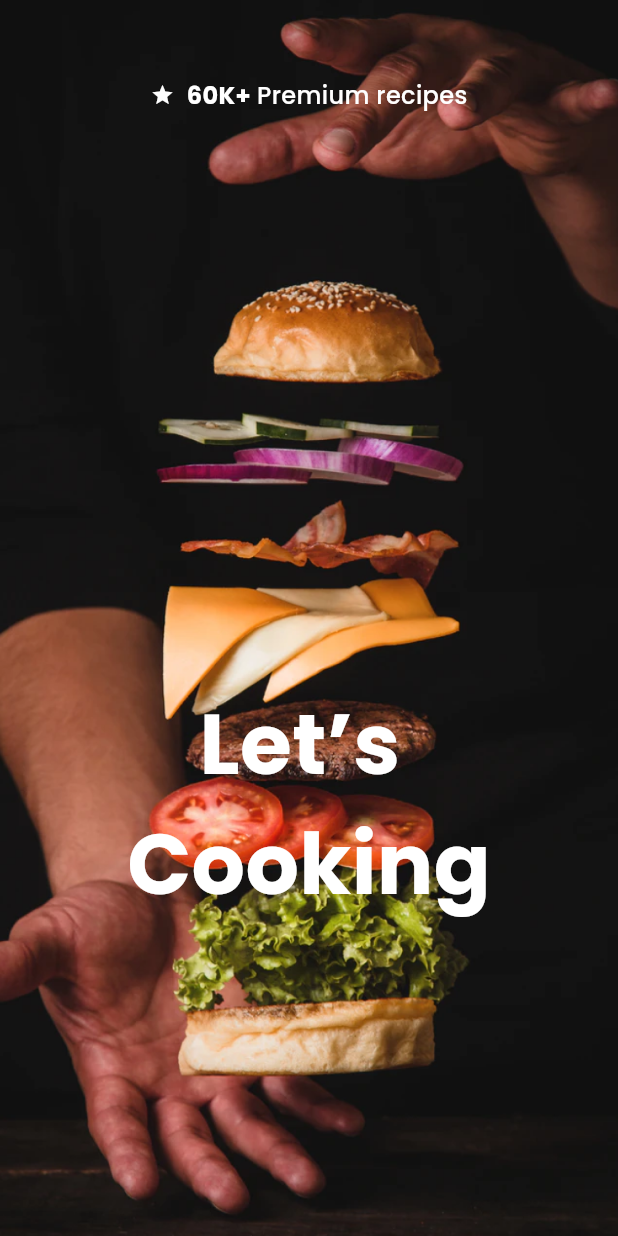
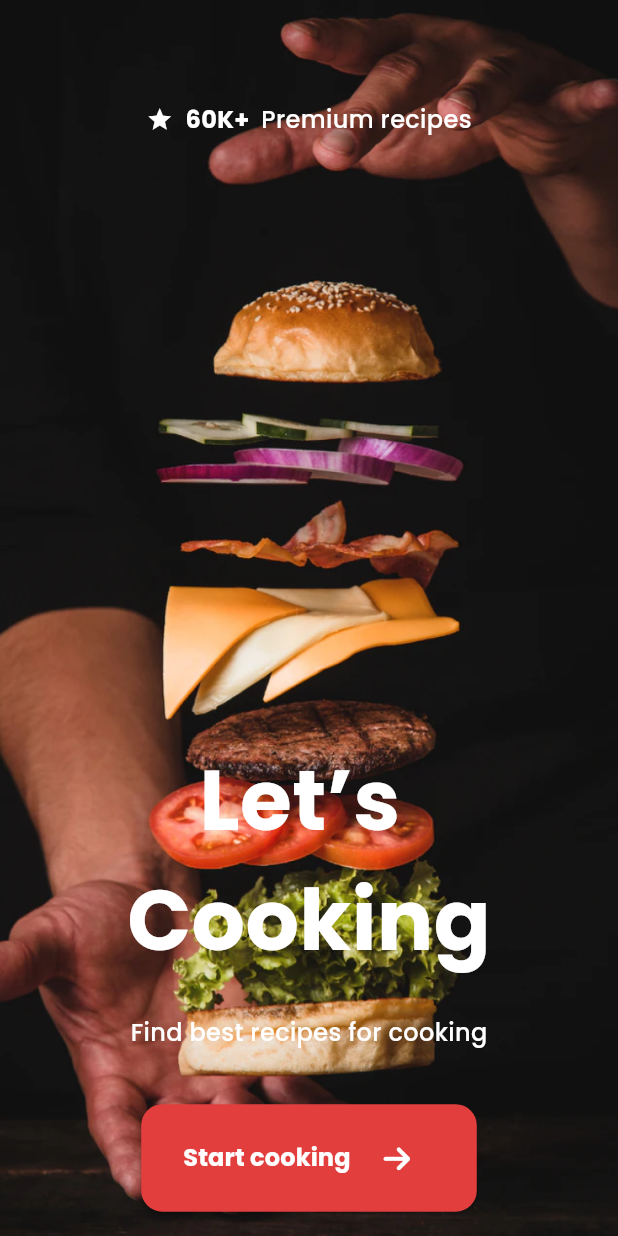
Before and after one commit to HazemAhmed677/reciply-app, a Flutter app: the screen it shows after launch, on a phone screen of 412 x 824 dp. Run offline on Flutter 3.47's test engine with Material 3 defaults, Android fonts, the light colour scheme and no system bars; our stand-ins replace device_preview, font_awesome_flutter, go_router.

Commit message:
complete splash view

```diff
--- a/lib/features/splash/presentation/views/splash_view.dart
+++ b/lib/features/splash/presentation/views/splash_view.dart
@@ -1,6 +1,4 @@
 import 'package:flutter/material.dart';
-import 'package:reciply/core/utils/app_colors.dart';
-import 'package:reciply/core/utils/app_styles.dart';
 import 'package:reciply/features/splash/presentation/views/widgets/lets_cooking_word.dart';
 import 'package:reciply/features/splash/presentation/views/widgets/top_of_splash.dart';
 
@@ -9,12 +7,7 @@ class SplashView extends StatelessWidget {
 
   @override
   Widget build(BuildContext context) {
-    return Scaffold(
-      backgroundColor: Colors.transparent,
-      body: Stack(
-        alignment: Alignment.center,
-        children: [
-          Container(
+    return Container(
       decoration: const BoxDecoration(
         image: DecorationImage(
           fit: BoxFit.cover,
@@ -23,16 +16,30 @@ class SplashView extends StatelessWidget {
           ),
         ),
       ),
+      child: Scaffold(
+        backgroundColor: Colors.transparent,
+        body: Column(
+          mainAxisAlignment: MainAxisAlignment.center,
+          children: [
+            const SizedBox(
+              height: 52,
             ),
-          const Positioned(
-            top: 52,
-            child: TopOfSplash(),
+            const TopOfSplash(),
+            Flexible(
+              child: SizedBox(
+                height: MediaQuery.sizeOf(context).height * 0.5 - (52 + 18),
               ),
-          Positioned(
-            top: MediaQuery.sizeOf(context).height * 0.5 + 44,
-            child: const LetsCooking(),
+            ),
+            const Flexible(
+              child: Padding(
+                padding: EdgeInsets.only(
+                  top: 60.0,
+                ),
+                child: LetsCooking(),
+              ),
             ),
           ],
+        ),
       ),
     );
   }
--- a/lib/features/splash/presentation/views/widgets/lets_cooking_word.dart
+++ b/lib/features/splash/presentation/views/widgets/lets_cooking_word.dart
@@ -1,4 +1,5 @@
 import 'package:flutter/material.dart';
+import 'package:font_awesome_flutter/font_awesome_flutter.dart';
 import 'package:reciply/core/utils/app_colors.dart';
 import 'package:reciply/core/utils/app_styles.dart';
 
@@ -26,6 +27,66 @@ class LetsCooking extends StatelessWidget {
         const SizedBox(
           height: 24,
         ),
+        Text(
+          'Find best recipes for cooking',
+          style: AppStyles.regular16(context).copyWith(
+            color: AppColors.white,
+          ),
+        ),
+        const Flexible(
+          child: SizedBox(
+            height: 40,
+          ),
+        ),
+        Padding(
+          padding: const EdgeInsets.symmetric(horizontal: 20.0),
+          child: ElevatedButton(
+            style: ElevatedButton.styleFrom(
+              overlayColor: Colors.white,
+              padding: EdgeInsets.zero,
+              shape: RoundedRectangleBorder(
+                borderRadius: BorderRadius.circular(
+                  14,
+                ),
+              ),
+              backgroundColor: const Color(0xffE23E3E),
+            ),
+            onPressed: () {},
+            child: Padding(
+              padding: const EdgeInsets.only(
+                left: 28,
+                right: 40,
+                bottom: 16,
+                top: 16,
+              ),
+              child: Row(
+                mainAxisSize: MainAxisSize.min,
+                children: [
+                  Text(
+                    'Start cooking ',
+                    style: AppStyles.semiBold16(context).copyWith(
+                      color: AppColors.white,
+                    ),
+                  ),
+                  const SizedBox(
+                    width: 14,
+                  ),
+                  Padding(
+                    padding: const EdgeInsets.symmetric(
+                      vertical: 9.8,
+                      horizontal: 3.33,
+                    ),
+                    child: Icon(
+                      FontAwesomeIcons.arrowRight,
+                      color: AppColors.white,
+                      size: 20,
+                    ),
+                  ),
+                ],
+              ),
+            ),
+          ),
+        ),
       ],
     );
   }
--- a/lib/features/splash/presentation/views/widgets/top_of_splash.dart
+++ b/lib/features/splash/presentation/views/widgets/top_of_splash.dart
@@ -8,17 +8,18 @@ class TopOfSplash extends StatelessWidget {
   @override
   Widget build(BuildContext context) {
     return Row(
+      mainAxisAlignment: MainAxisAlignment.center,
       children: [
         Icon(
           Icons.star_sharp,
-          size: 16,
+          size: 18,
           color: AppColors.white,
         ),
         const SizedBox(
           width: 8,
         ),
         Text(
-          '60K+',
+          '60K+ ',
           style: AppStyles.semiBold16(context).copyWith(
             color: AppColors.white,
           ),
--- a/pubspec.yaml
+++ b/pubspec.yaml
@@ -33,6 +33,7 @@ dependencies:
   flutter:
     sdk: flutter
   flutter_svg: ^2.0.10+1
+  font_awesome_flutter: ^10.7.0
   go_router: ^14.2.1
 
 dev_dependencies:
```
Also changed, not shown: pubspec.lock. Lines whose indentation alone changed are shown as unchanged.
